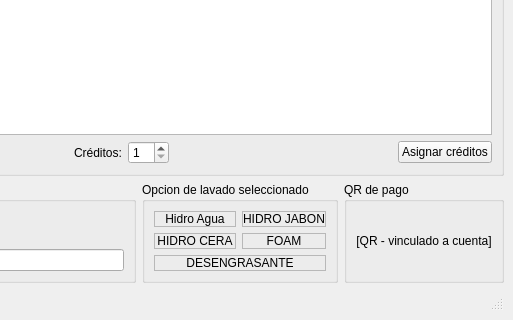
Old version of the form interfaz.ui in the repository braschmontini/ProyectoFinal_ITSV_4-C; both pictures show x 353 to 866 and y 152 to 472 of the 866 by 472 pixel window.
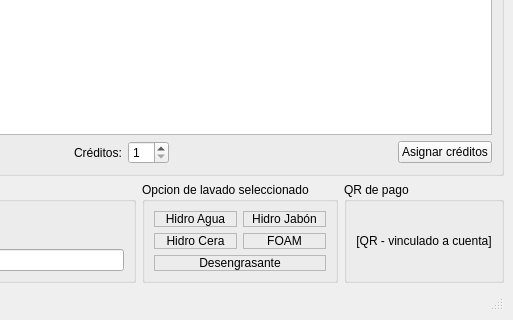
New version of the form.

Commit message: 2_Cambio de mayúsculas

```diff
--- a/interfaz.ui
+++ b/interfaz.ui
@@ -166,7 +166,7 @@
             <enum>QFrame::Shape::StyledPanel</enum>
            </property>
            <property name="text">
-            <string>HIDRO JABON</string>
+            <string>Hidro Jabón</string>
            </property>
            <property name="alignment">
             <set>Qt::AlignmentFlag::AlignCenter</set>
@@ -217,7 +217,7 @@
             <enum>QFrame::Shape::StyledPanel</enum>
            </property>
            <property name="text">
-            <string>HIDRO CERA</string>
+            <string>Hidro Cera</string>
            </property>
            <property name="alignment">
             <set>Qt::AlignmentFlag::AlignCenter</set>
@@ -233,7 +233,7 @@
             <enum>QFrame::Shape::StyledPanel</enum>
            </property>
            <property name="text">
-            <string>DESENGRASANTE</string>
+            <string>Desengrasante</string>
            </property>
            <property name="alignment">
             <set>Qt::AlignmentFlag::AlignCenter</set>
```
